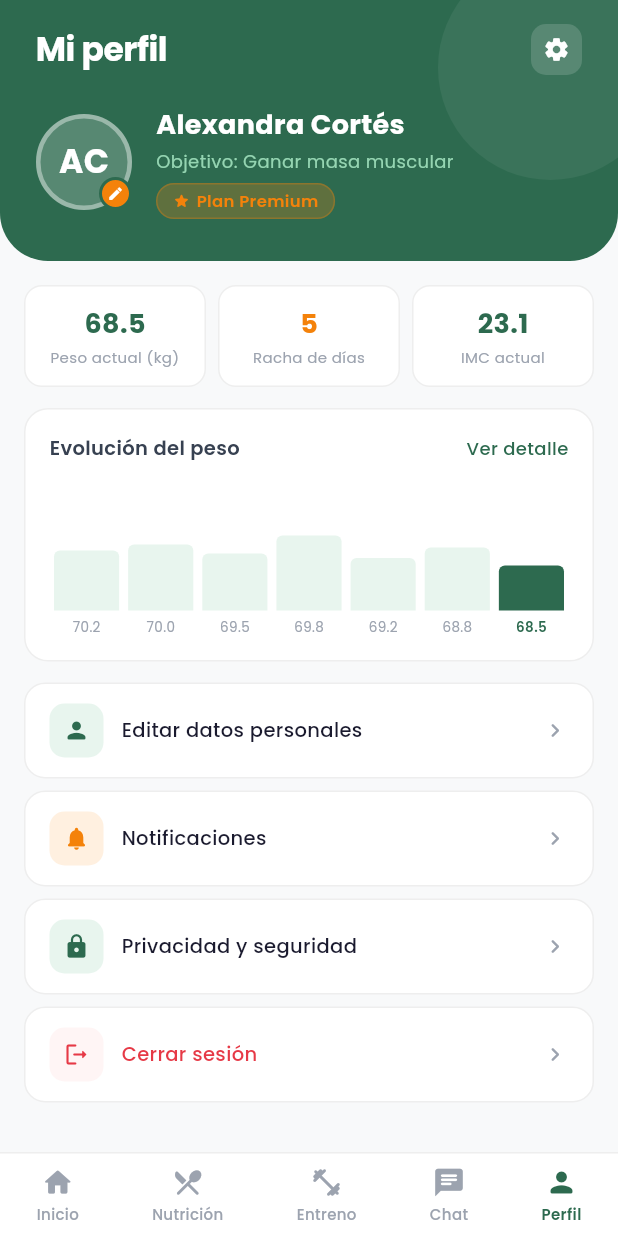
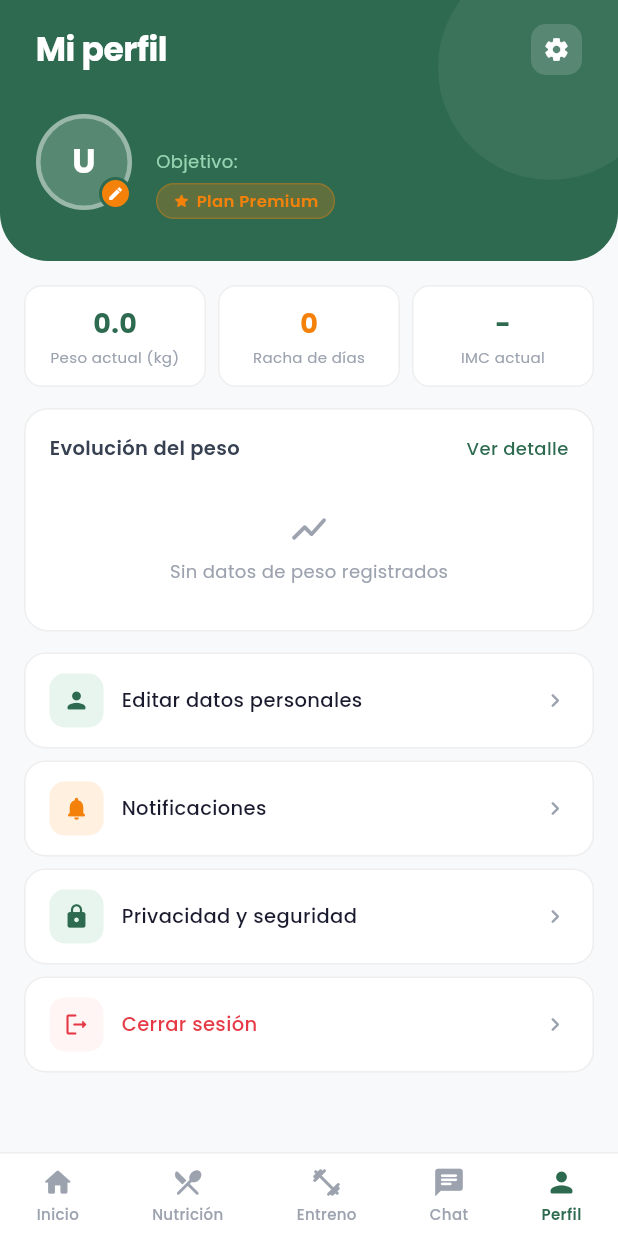
Before and after one commit to alecorbel37/tfc-fitguide, a Flutter app: the ProfileScreen screen opened by its route, on a phone screen of 412 x 824 dp. Run offline on Flutter 3.47's test engine with Material 3 defaults, Android fonts, the light colour scheme and no system bars; our stand-ins replace cloud_firestore, firebase_auth, firebase_core; accounts and stored records are empty; network calls fail.

Commit message:
Conectar los datos del usuario desde Firestore con las pantallas de inicio y perfil

```diff
--- a/lib/src/screens/profile/profile_screen.dart
+++ b/lib/src/screens/profile/profile_screen.dart
@@ -1,12 +1,27 @@
 import 'package:flutter/material.dart';
 import 'package:flutter/services.dart';
-import 'package:tfc_fitguide/src/routes/app_routes.dart';
-import 'package:tfc_fitguide/src/widgets/bottom_nav_bar.dart';
+import 'package:provider/provider.dart';
 import '../../../constants/app_colors.dart';
+import '../../widgets/bottom_nav_bar.dart';
+import '../../providers/user_provider.dart';
 import '../../services/auth_service.dart';
+import '../../routes/app_routes.dart';
 
-class ProfileScreen extends StatelessWidget {
+class ProfileScreen extends StatefulWidget {
   const ProfileScreen({super.key});
+
+  @override
+  State<ProfileScreen> createState() => _ProfileScreenState();
+}
+
+class _ProfileScreenState extends State<ProfileScreen> {
+  @override
+  void initState() {
+    super.initState();
+    Future.microtask(() {
+      context.read<UserProvider>().loadUser();
+    });
+  }
 
   @override
   Widget build(BuildContext context) {
@@ -19,15 +34,35 @@ class ProfileScreen extends StatelessWidget {
 
     return Scaffold(
       backgroundColor: AppColors.background,
-      body: Column(
+      body: Consumer<UserProvider>(
+        builder: (context, userProvider, child) {
+          final user = userProvider.user;
+
+          if (userProvider.isLoading) {
+            return const Center(
+              child: CircularProgressIndicator(color: AppColors.primary),
+            );
+          }
+
+          final nombre = user?.nombre ?? 'Usuario';
+          final apellidos = user?.apellidos ?? '';
+          final objetivo = user?.objetivo ?? 'Sin objetivo';
+          final peso = user?.peso.toString() ?? '-';
+          final initials = nombre.isNotEmpty && apellidos.isNotEmpty
+              ? '${nombre[0]}${apellidos[0]}'.toUpperCase()
+              : nombre.isNotEmpty
+              ? nombre[0].toUpperCase()
+              : 'U';
+
+          return Column(
             children: [
-          _buildHero(context),
+              _buildHero(context, nombre, apellidos, objetivo, initials),
               Expanded(
                 child: SingleChildScrollView(
                   padding: const EdgeInsets.fromLTRB(16, 16, 16, 16),
                   child: Column(
                     children: [
-                  _buildStatsGrid(),
+                      _buildStatsGrid(peso),
                       const SizedBox(height: 14),
                       _buildProgressCard(),
                       const SizedBox(height: 14),
@@ -37,12 +72,20 @@ class ProfileScreen extends StatelessWidget {
                 ),
               ),
             ],
+          );
+        },
       ),
       bottomNavigationBar: const BottomNavBar(currentIndex: 4),
     );
   }
 
-  Widget _buildHero(BuildContext context) {
+  Widget _buildHero(
+    BuildContext context,
+    String nombre,
+    String apellidos,
+    String objetivo,
+    String initials,
+  ) {
     return Container(
       width: double.infinity,
       decoration: const BoxDecoration(
@@ -74,7 +117,7 @@ class ProfileScreen extends StatelessWidget {
                 children: [
                   _buildHeroTop(context),
                   const SizedBox(height: 20),
-                  _buildProfileInfo(),
+                  _buildProfileInfo(nombre, apellidos, objetivo, initials),
                 ],
               ),
             ),
@@ -118,7 +161,12 @@ class ProfileScreen extends StatelessWidget {
     );
   }
 
-  Widget _buildProfileInfo() {
+  Widget _buildProfileInfo(
+    String nombre,
+    String apellidos,
+    String objetivo,
+    String initials,
+  ) {
     return Row(
       children: [
         Stack(
@@ -134,10 +182,10 @@ class ProfileScreen extends StatelessWidget {
                   width: 3,
                 ),
               ),
-              child: const Center(
+              child: Center(
                 child: Text(
-                  'AC',
-                  style: TextStyle(
+                  initials,
+                  style: const TextStyle(
                     fontFamily: 'Poppins',
                     fontSize: 22,
                     fontWeight: FontWeight.w700,
@@ -171,9 +219,9 @@ class ProfileScreen extends StatelessWidget {
           child: Column(
             crossAxisAlignment: CrossAxisAlignment.start,
             children: [
-              const Text(
-                'Alexandra Cortés',
-                style: TextStyle(
+              Text(
+                '$nombre $apellidos',
+                style: const TextStyle(
                   fontFamily: 'Poppins',
                   fontSize: 18,
                   fontWeight: FontWeight.w700,
@@ -182,7 +230,7 @@ class ProfileScreen extends StatelessWidget {
               ),
               const SizedBox(height: 3),
               Text(
-                'Objetivo: Ganar masa muscular',
+                'Objetivo: $objetivo',
                 style: TextStyle(
                   fontFamily: 'Poppins',
                   fontSize: 12,
@@ -230,12 +278,12 @@ class ProfileScreen extends StatelessWidget {
     );
   }
 
-  Widget _buildStatsGrid() {
+  Widget _buildStatsGrid(String peso) {
     return Row(
       children: [
         Expanded(
           child: _buildStatCard(
-            value: '68.5',
+            value: peso,
             label: 'Peso actual (kg)',
             valueColor: AppColors.primary,
           ),
@@ -243,7 +291,7 @@ class ProfileScreen extends StatelessWidget {
         const SizedBox(width: 8),
         Expanded(
           child: _buildStatCard(
-            value: '5',
+            value: '0',
             label: 'Racha de días',
             valueColor: AppColors.accent,
           ),
@@ -251,7 +299,7 @@ class ProfileScreen extends StatelessWidget {
         const SizedBox(width: 8),
         Expanded(
           child: _buildStatCard(
-            value: '23.1',
+            value: '-',
             label: 'IMC actual',
             valueColor: AppColors.primary,
           ),
@@ -299,16 +347,6 @@ class ProfileScreen extends StatelessWidget {
   }
 
   Widget _buildProgressCard() {
-    final List<Map<String, dynamic>> weightData = [
-      {'value': 70.2, 'height': 40.0},
-      {'value': 70.0, 'height': 44.0},
-      {'value': 69.5, 'height': 38.0},
-      {'value': 69.8, 'height': 50.0},
-      {'value': 69.2, 'height': 35.0},
-      {'value': 68.8, 'height': 42.0},
-      {'value': 68.5, 'height': 30.0},
-    ];
-
     return Container(
       padding: const EdgeInsets.all(16),
       decoration: BoxDecoration(
@@ -330,9 +368,9 @@ class ProfileScreen extends StatelessWidget {
                   color: Color(0xFF374151),
                 ),
               ),
-              Text(
+              const Text(
                 'Ver detalle',
-                style: const TextStyle(
+                style: TextStyle(
                   fontFamily: 'Poppins',
                   fontSize: 12,
                   fontWeight: FontWeight.w500,
@@ -342,51 +380,28 @@ class ProfileScreen extends StatelessWidget {
             ],
           ),
           const SizedBox(height: 16),
-          SizedBox(
-            height: 100,
-            child: Row(
-              crossAxisAlignment: CrossAxisAlignment.end,
-              children: weightData.asMap().entries.map((entry) {
-                final isLast = entry.key == weightData.length - 1;
-                final item = entry.value;
-
-                return Expanded(
-                  child: Padding(
-                    padding: const EdgeInsets.symmetric(horizontal: 3),
+          Container(
+            height: 80,
+            child: Center(
               child: Column(
-                      mainAxisAlignment: MainAxisAlignment.end,
+                mainAxisAlignment: MainAxisAlignment.center,
                 children: [
-                        Container(
-                          height: item['height'] as double,
-                          decoration: BoxDecoration(
-                            color: isLast
-                                ? AppColors.primary
-                                : AppColors.iconBgGreen,
-                            borderRadius: const BorderRadius.only(
-                              topLeft: Radius.circular(4),
-                              topRight: Radius.circular(4),
+                  Icon(
+                    Icons.show_chart_rounded,
+                    color: AppColors.textHint,
+                    size: 28,
                   ),
-                          ),
-                        ),
-                        const SizedBox(height: 4),
-                        Text(
-                          '${item['value']}',
+                  const SizedBox(height: 6),
+                  const Text(
+                    'Sin datos de peso registrados',
                     style: TextStyle(
                       fontFamily: 'Poppins',
-                            fontSize: 9,
-                            color: isLast
-                                ? AppColors.primary
-                                : AppColors.textHint,
-                            fontWeight: isLast
-                                ? FontWeight.w600
-                                : FontWeight.w400,
+                      fontSize: 12,
+                      color: AppColors.textHint,
                     ),
                   ),
                 ],
               ),
-                  ),
-                );
-              }).toList(),
             ),
           ),
         ],
@@ -519,6 +534,7 @@ class ProfileScreen extends StatelessWidget {
           ),
           TextButton(
             onPressed: () async {
+              context.read<UserProvider>().clearUser();
               final authService = AuthService();
               await authService.logout();
               if (context.mounted) {
--- a/pubspec.yaml
+++ b/pubspec.yaml
@@ -38,6 +38,7 @@ dependencies:
   firebase_auth: ^6.4.0
   cloud_firestore: ^6.3.0
   google_sign_in: ^7.2.0
+  provider: ^6.1.5+1
 
 dev_dependencies:
   flutter_test:
```
Also changed, not shown: lib/main.dart (+11 -6 lines), lib/src/providers/user_provider.dart (added, +38 -0 lines), lib/src/screens/home/home_screen.dart (+70 -80 lines), pubspec.lock. Lines whose indentation alone changed are shown as unchanged.
